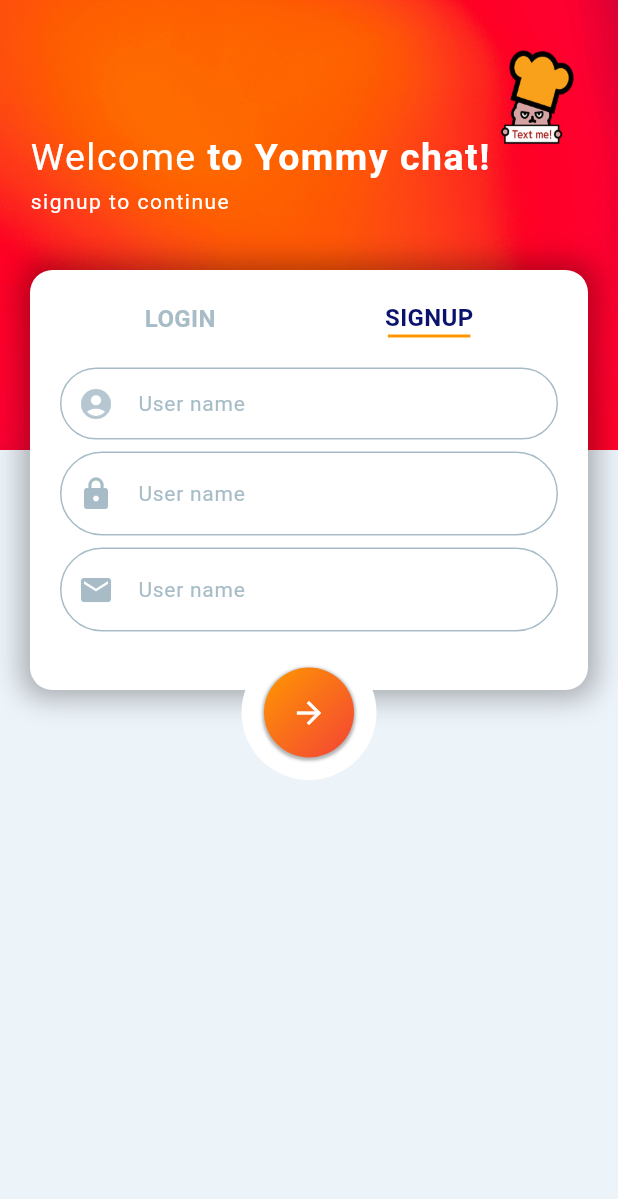
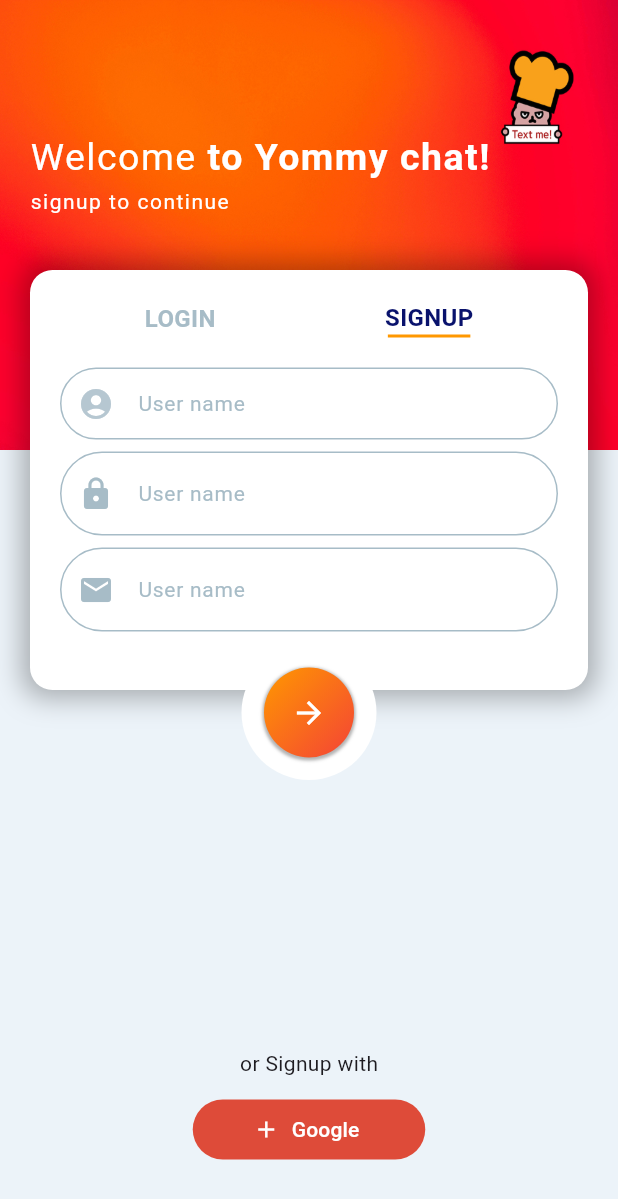
Before and after one commit to kdobi/chat_app, a Flutter app: the screen it shows after launch, on a phone screen of 412 x 824 dp. Shown: the top 1199 px of the screen. Run offline on Flutter 3.47's test engine with Material 3 defaults, Android fonts, the phone set to English and light mode, and no system bars.

Commit message:
design: position4 - 구글 로그인버튼 구현

```diff
--- a/lib/screens/main_screen.dart
+++ b/lib/screens/main_screen.dart
@@ -274,6 +274,32 @@ class _LoginSignupScreenState extends State<LoginSignupScreen> {
               ),
             ),
           ),
+
+          // 구글 로그인
+          Positioned(
+            top: MediaQuery.of(context).size.height - 125,
+            right: 0,
+            left: 0,
+            child: Column(
+              children: [
+                Text('or Signup with'),
+                SizedBox(height: 10),
+                TextButton.icon(
+                  onPressed: () {},
+                  style: TextButton.styleFrom(
+                    foregroundColor: Colors.white,
+                    minimumSize: Size(155, 40),
+                    shape: RoundedRectangleBorder(
+                      borderRadius: BorderRadius.circular(20),
+                    ),
+                    backgroundColor: Palette.googleColor,
+                  ),
+                  icon: Icon(Icons.add),
+                  label: Text('Google'),
+                ),
+              ],
+            ),
+          ),
         ],
       ),
     );
```
